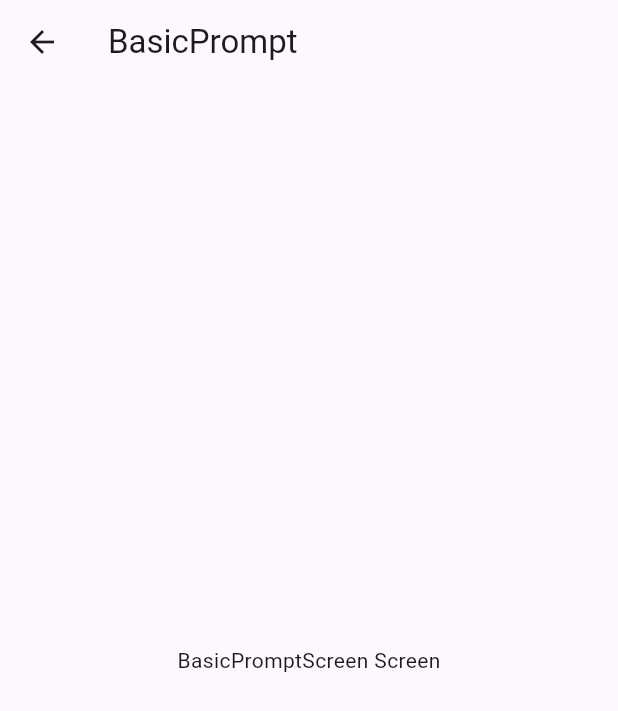
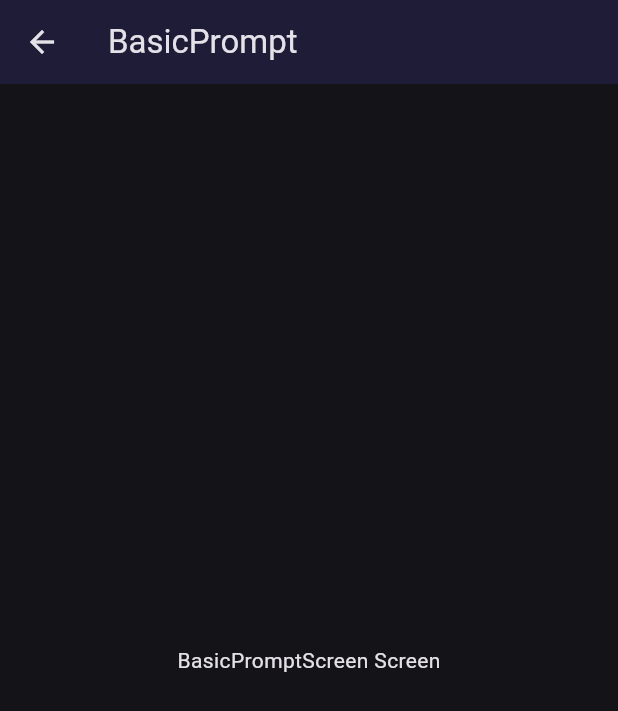
Before and after one commit to carlosburuelortiz/flutter_gemini_app, a Flutter app: the screen it shows after launch, after a tap on "Prompt básico a Gemini", on a phone screen of 412 x 824 dp. Shown: the top 711 px of the screen. Run offline on Flutter 3.47's test engine with Material 3 defaults, Android fonts, the phone set to English and light mode, and no system bars; our stand-ins replace go_router.

Commit message:
9. Tema global

```diff
--- /dev/null
+++ b/lib/config/theme/app_theme.dart
@@ -0,0 +1,37 @@
+import 'package:flutter/material.dart';
+import 'package:flutter/services.dart';
+
+const seedColor = Color(0xFF1E1C36);
+
+class AppTheme {
+  final bool isDarkMode;
+
+  AppTheme({required this.isDarkMode});
+
+  ThemeData getTheme() => ThemeData(
+    useMaterial3: true,
+    colorSchemeSeed: seedColor,
+    brightness: isDarkMode ? Brightness.dark : Brightness.light,
+
+    listTileTheme: const ListTileThemeData(iconColor: seedColor),
+
+    appBarTheme: const AppBarTheme(
+      backgroundColor: Color(0xFF1E1C36),
+      surfaceTintColor: Colors.transparent,
+    ),
+  );
+
+  static setSystemUiOverlayStyle({required bool isDarkMode}) {
+    final themeBrightness = isDarkMode ? Brightness.dark : Brightness.light;
+
+    SystemChrome.setSystemUIOverlayStyle(
+      SystemUiOverlayStyle(
+        statusBarBrightness: themeBrightness,
+        statusBarIconBrightness: themeBrightness,
+        statusBarColor: Colors.transparent,
+        systemNavigationBarIconBrightness: themeBrightness,
+        systemNavigationBarColor: Colors.transparent,
+      ),
+    );
+  }
+}
--- a/lib/main.dart
+++ b/lib/main.dart
@@ -1,5 +1,6 @@
 import 'package:flutter/material.dart';
 import 'package:gemini_app/config/router/app_router.dart';
+import 'package:gemini_app/config/theme/app_theme.dart';
 
 void main() {
   runApp(const MainApp());
@@ -13,6 +14,7 @@ class MainApp extends StatelessWidget {
     return MaterialApp.router(
       debugShowCheckedModeBanner: false,
       routerConfig: appRouter,
+      theme: AppTheme(isDarkMode: true).getTheme(),
     );
   }
 }
```
